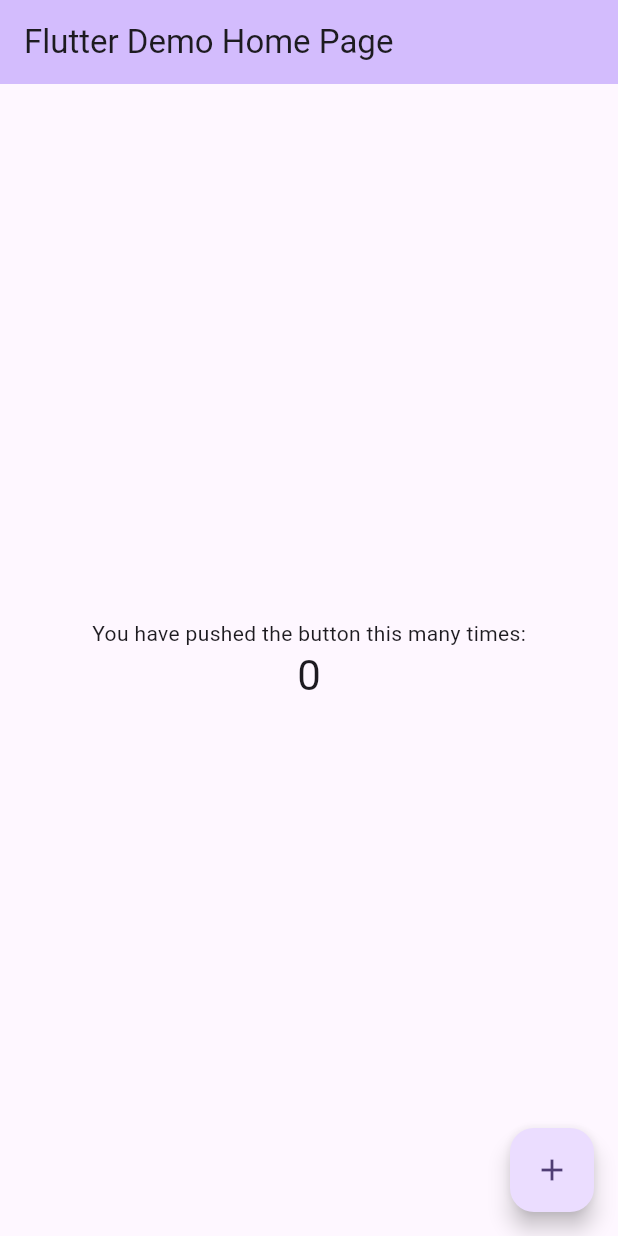
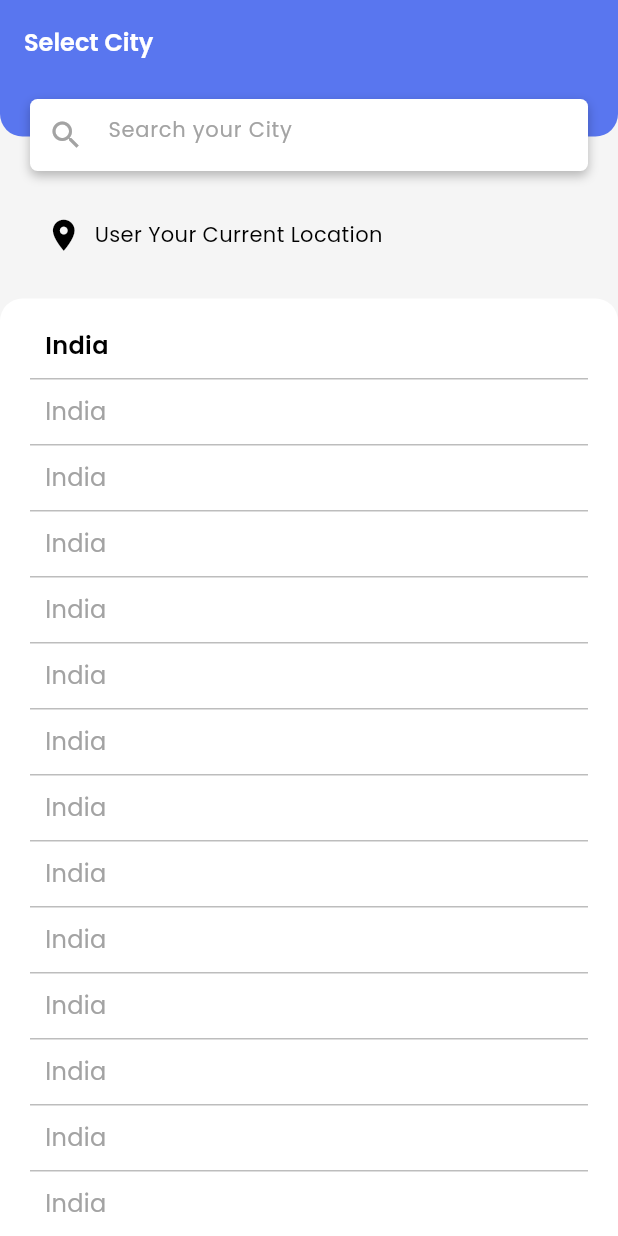
Before and after one commit to IlhamGhaza/flutter_medicare, a Flutter app: the screen it shows after launch, on a phone screen of 412 x 824 dp. Run offline on Flutter 3.47's test engine with Material 3 defaults, Android fonts, the phone set to English and light mode, and no system bars.

Commit message:
feat: add initial project structure and login flow

```diff
--- /dev/null
+++ b/lib/common/color_extension.dart
@@ -0,0 +1,62 @@
+
+import 'package:flutter/material.dart';
+import 'package:intl/intl.dart';
+
+class TColor {
+  static Color get primary => const Color(0xff5976EF);
+  static Color get secondary => const Color(0xff3BB94F);
+
+  static Color get primaryText => const Color(0xff666666);
+  static Color get primaryTextW => const Color(0xffFFFFFF);
+  static Color get secondaryText => const Color(0xff7C7C7C);
+  static Color get placeholder => const Color(0xffA3A3A3);
+  static Color get titleText => const Color(0xff656565);
+  static Color get black => const Color(0xff000000);
+
+  static Color get rate => const Color(0xffDE6732);
+  static Color get rateInActive => const Color(0xff7B7B7B);
+  static Color get unselect => const Color(0xff969696);
+  static Color get red => const Color(0xffEB1C4F);
+  static Color get green => const Color(0xff15977C);
+
+  static Color get bg => const Color(0xffF5F5F5);
+
+}
+
+extension HexColor on Color {
+  /// String is in the format "aabbcc" or "ffaabbcc" with an optional leading "#".
+  static Color fromHex(String hexString) {
+    final buffer = StringBuffer();
+    if (hexString.length == 6 || hexString.length == 7) buffer.write('ff');
+    buffer.write(hexString.replaceFirst('#', ''));
+    return Color(int.parse(buffer.toString(), radix: 16));
+  }
+  /// Prefixes a hash sign if [leadingHashSign] is set to `true` (default is `true`).
+  String toHex({bool leadingHashSign = true}) => '${leadingHashSign ? '#' : ''}'
+      '${alpha.toRadixString(16).padLeft(2, '0')}'
+      '${red.toRadixString(16).padLeft(2, '0')}'
+      '${green.toRadixString(16).padLeft(2, '0')}'
+      '${blue.toRadixString(16).padLeft(2, '0')}';
+}
+
+extension AppContext on BuildContext {
+  Size get size => MediaQuery.sizeOf(this);
+  double get width => size.width;
+  double get height => size.height;
+
+  Future push(Widget widget) async {
+    return Navigator.push(this, MaterialPageRoute(builder: (context) => widget ) );
+  }
+
+  void pop() async {
+    return Navigator.pop(this);
+  }
+}
+
+extension DateTimeExtension on DateTime {
+
+  String get date{
+    return DateFormat('yyyy/MM/dd').format(this);
+  }
+
+}
--- /dev/null
+++ b/lib/common/globs.dart
@@ -0,0 +1,3 @@
+class Globs {
+  static const appName = "Medicare";
+}
--- a/lib/main.dart
+++ b/lib/main.dart
@@ -1,4 +1,7 @@
 import 'package:flutter/material.dart';
+import 'package:flutter_medicare/presentation/login/splash_screen.dart';
+
+import 'common/color_extension.dart';
 
 void main() {
   runApp(const MyApp());
@@ -13,25 +16,13 @@
     return MaterialApp(
       title: 'Flutter Demo',
       theme: ThemeData(
-        // This is the theme of your application.
-        //
-        // TRY THIS: Try running your application with "flutter run". You'll see
-        // the application has a purple toolbar. Then, without quitting the app,
-        // try changing the seedColor in the colorScheme below to Colors.green
-        // and then invoke "hot reload" (save your changes or press the "hot
-        // reload" button in a Flutter-supported IDE, or press "r" if you used
-        // the command line to start the app).
-        //
-        // Notice that the counter didn't reset back to zero; the application
-        // state is not lost during the reload. To reset the state, use hot
-        // restart instead.
-        //
-        // This works for code too, not just values: Most code changes can be
-        // tested with just a hot reload.
+       fontFamily: "Poppins",
+        scaffoldBackgroundColor: TColor.bg,
+        appBarTheme: AppBarTheme(elevation: 0, backgroundColor: TColor.primary),
         colorScheme: ColorScheme.fromSeed(seedColor: Colors.deepPurple),
         useMaterial3: true,
       ),
-      home: const MyHomePage(title: 'Flutter Demo Home Page'),
+      home: const SplashScreen(),
     );
   }
 }
--- /dev/null
+++ b/lib/presentation/login/select_city_screen.dart
@@ -0,0 +1,152 @@
+import 'package:flutter/material.dart';
+
+import '../../common/color_extension.dart';
+import 'on_boarding_screen.dart';
+
+
+class SelectCityScreen extends StatefulWidget {
+  const SelectCityScreen({super.key});
+
+  @override
+  State<SelectCityScreen> createState() => _SelectCityScreenState();
+}
+
+class _SelectCityScreenState extends State<SelectCityScreen> {
+  int selectIndex = 0;
+
+  @override
+  Widget build(BuildContext context) {
+    return Scaffold(
+      appBar: AppBar(
+        centerTitle: false,
+        title: Text(
+          "Select City",
+          style: TextStyle(
+            color: TColor.primaryTextW,
+            fontSize: 16,
+            fontWeight: FontWeight.w600,
+          ),
+        ),
+      ),
+      body: Column(
+        children: [
+          Stack(
+            alignment: Alignment.topCenter,
+            children: [
+              Container(
+                height: 35,
+                decoration: BoxDecoration(
+                  color: TColor.primary,
+                  borderRadius: const BorderRadius.only(
+                    bottomLeft: Radius.circular(15),
+                    bottomRight: Radius.circular(15),
+                  ),
+                ),
+              ),
+              Container(
+                margin: const EdgeInsets.only(
+                  top: 10,
+                  left: 20,
+                  right: 20,
+                ),
+                decoration: BoxDecoration(
+                    color: Colors.white,
+                    borderRadius: BorderRadius.circular(5),
+                    boxShadow: const [
+                      BoxShadow(
+                          color: Colors.black26,
+                          blurRadius: 5,
+                          offset: Offset(0, 3))
+                    ]),
+                child: TextField(
+                  decoration: InputDecoration(
+                    enabledBorder: InputBorder.none,
+                    focusedBorder: InputBorder.none,
+                    hintText: "Search your City",
+                    hintStyle:
+                        TextStyle(color: TColor.placeholder, fontSize: 14),
+                    prefixIcon: Icon(
+                      Icons.search,
+                      color: TColor.placeholder,
+                    ),
+                  ),
+                ),
+              )
+            ],
+          ),
+          Padding(
+            padding: const EdgeInsets.symmetric(horizontal: 30, vertical: 30),
+            child: Row(
+              children: [
+                Icon(
+                  Icons.location_on,
+                  color: TColor.black,
+                  size: 25,
+                ),
+                const SizedBox(
+                  width: 8,
+                ),
+                Text(
+                  "User Your Current Location",
+                  style: TextStyle(
+                    color: TColor.black,
+                    fontSize: 14,
+                  ),
+                )
+              ],
+            ),
+          ),
+          Expanded(
+            child: Container(
+              decoration: const BoxDecoration(
+                color: Colors.white,
+                borderRadius: BorderRadius.only(
+                  topLeft: Radius.circular(15),
+                  topRight: Radius.circular(15),
+                ),
+              ),
+              child: ListView.separated(
+                padding:
+                    const EdgeInsets.symmetric(horizontal: 20, vertical: 10),
+                itemBuilder: (context, index) {
+                  return InkWell(
+                    onTap: () {
+                      setState(() {
+                        selectIndex = index;
+                      });
+
+                      context.push( OnBoardingScreen() );
+
+                    },
+                    child: Container(
+                      padding: const EdgeInsets.symmetric(
+                          horizontal: 10, vertical: 10),
+                      alignment: Alignment.centerLeft,
+                      child: Text(
+                        "India",
+                        style: TextStyle(
+                          color: selectIndex == index
+                              ? TColor.black
+                              : TColor.placeholder,
+                          fontSize: 16,
+                          fontWeight: selectIndex == index
+                              ? FontWeight.w600
+                              : FontWeight.w400,
+                        ),
+                      ),
+                    ),
+                  );
+                },
+                separatorBuilder: (context, index) => const Divider(
+                  color: Colors.black26,
+                  height: 1,
+                ),
+                itemCount: 25,
+              ),
+            ),
+          )
+        ],
+      ),
+    );
+  }
+}
```
Also changed, not shown: lib/common_widget/category_button.dart (added, +51 -0 lines), lib/common_widget/menu_row.dart (added, +36 -0 lines), lib/common_widget/section_row.dart (added, +40 -0 lines), lib/presentation/login/login.dart (added, +10 -0 lines), lib/presentation/login/on_boarding_screen.dart (added, +192 -0 lines), lib/presentation/login/splash_screen.dart (added, +51 -0 lines), 2 other files.
